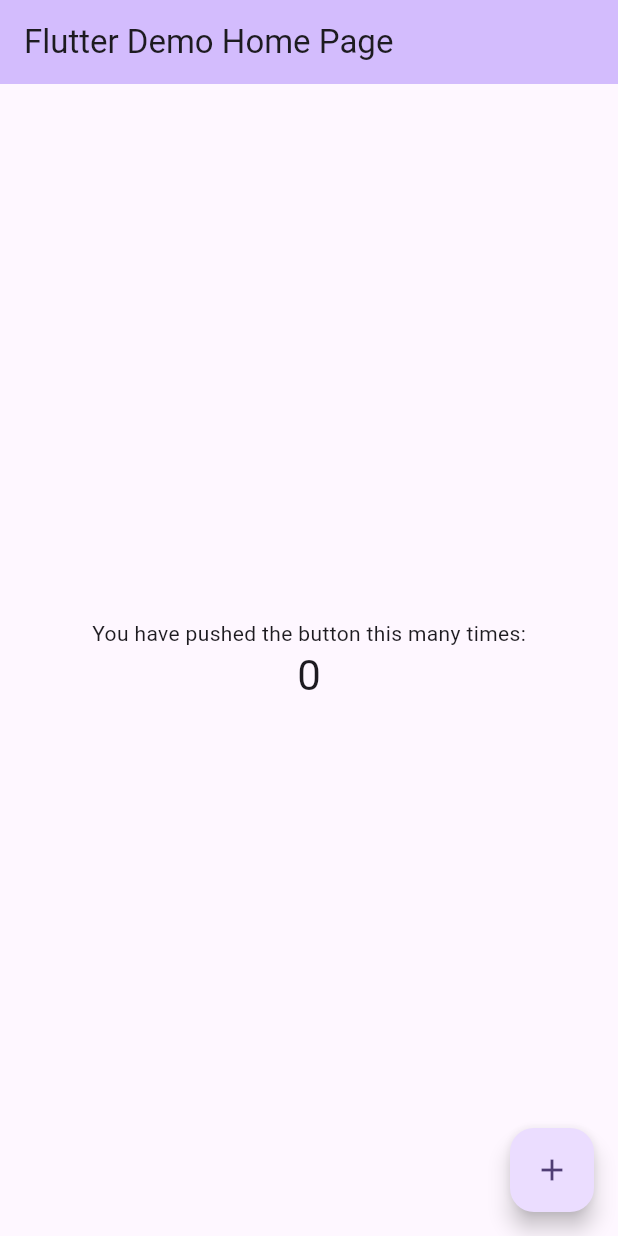
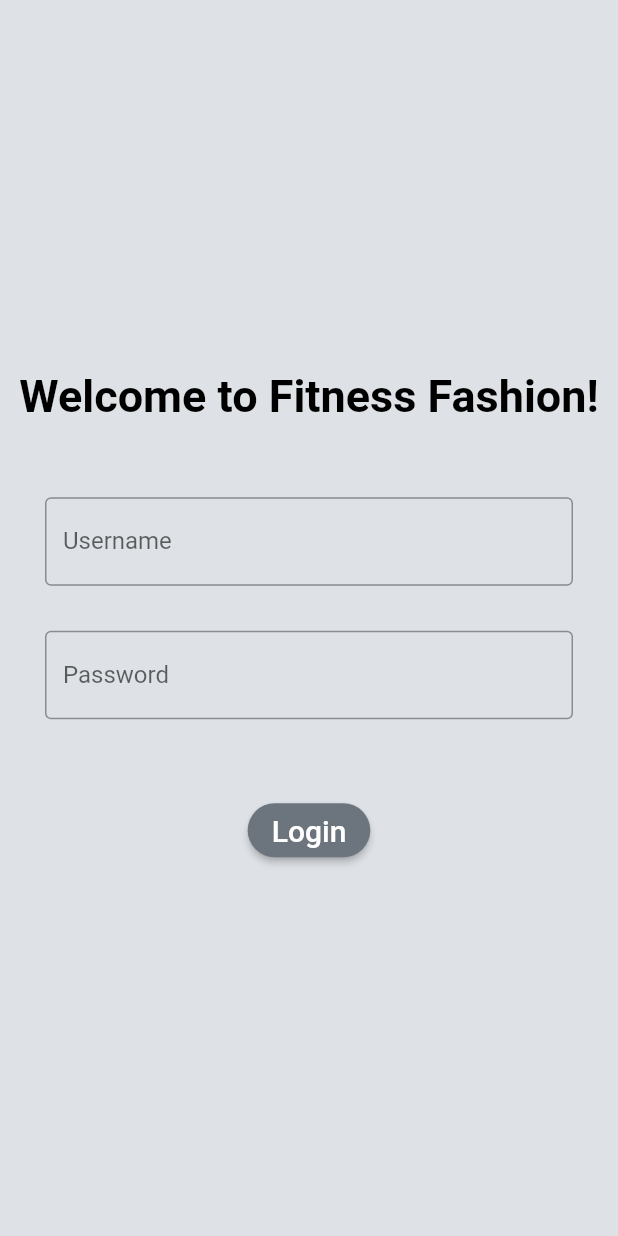
Before and after one commit to NureSosnytskyiAndrii/FitnessFashion, a Flutter app: the screen it shows after launch, on a phone screen of 412 x 824 dp. Run offline on Flutter 3.47's test engine with Material 2 defaults, Android fonts, the phone set to English and light mode, and no system bars.

Commit message:
small changes

```diff
--- a/mobile/fitness_fashion_mobile/lib/main.dart
+++ b/mobile/fitness_fashion_mobile/lib/main.dart
@@ -1,125 +1,17 @@
 import 'package:flutter/material.dart';
+import 'reg.dart';
 
 void main() {
-  runApp(const MyApp());
+  runApp(MyApp());
 }
 
 class MyApp extends StatelessWidget {
-  const MyApp({super.key});
-
-  // This widget is the root of your application.
   @override
   Widget build(BuildContext context) {
     return MaterialApp(
-      title: 'Flutter Demo',
-      theme: ThemeData(
-        // This is the theme of your application.
-        //
-        // TRY THIS: Try running your application with "flutter run". You'll see
-        // the application has a blue toolbar. Then, without quitting the app,
-        // try changing the seedColor in the colorScheme below to Colors.green
-        // and then invoke "hot reload" (save your changes or press the "hot
-        // reload" button in a Flutter-supported IDE, or press "r" if you used
-        // the command line to start the app).
-        //
-        // Notice that the counter didn't reset back to zero; the application
-        // state is not lost during the reload. To reset the state, use hot
-        // restart instead.
-        //
-        // This works for code too, not just values: Most code changes can be
-        // tested with just a hot reload.
-        colorScheme: ColorScheme.fromSeed(seedColor: Colors.deepPurple),
-        useMaterial3: true,
-      ),
-      home: const MyHomePage(title: 'Flutter Demo Home Page'),
+        debugShowCheckedModeBanner: false,
+      title: 'Fitness Fashion',
+      home: RegistrationPage(),
     );
   }
 }
-
-class MyHomePage extends StatefulWidget {
-  const MyHomePage({super.key, required this.title});
-
-  // This widget is the home page of your application. It is stateful, meaning
-  // that it has a State object (defined below) that contains fields that affect
-  // how it looks.
-
-  // This class is the configuration for the state. It holds the values (in this
-  // case the title) provided by the parent (in this case the App widget) and
-  // used by the build method of the State. Fields in a Widget subclass are
-  // always marked "final".
-
-  final String title;
-
-  @override
-  State<MyHomePage> createState() => _MyHomePageState();
-}
-
-class _MyHomePageState extends State<MyHomePage> {
-  int _counter = 0;
-
-  void _incrementCounter() {
-    setState(() {
-      // This call to setState tells the Flutter framework that something has
-      // changed in this State, which causes it to rerun the build method below
-      // so that the display can reflect the updated values. If we changed
-      // _counter without calling setState(), then the build method would not be
-      // called again, and so nothing would appear to happen.
-      _counter++;
-    });
-  }
-
-  @override
-  Widget build(BuildContext context) {
-    // This method is rerun every time setState is called, for instance as done
-    // by the _incrementCounter method above.
-    //
-    // The Flutter framework has been optimized to make rerunning build methods
-    // fast, so that you can just rebuild anything that needs updating rather
-    // than having to individually change instances of widgets.
-    return Scaffold(
-      appBar: AppBar(
-        // TRY THIS: Try changing the color here to a specific color (to
-        // Colors.amber, perhaps?) and trigger a hot reload to see the AppBar
-        // change color while the other colors stay the same.
-        backgroundColor: Theme.of(context).colorScheme.inversePrimary,
-        // Here we take the value from the MyHomePage object that was created by
-        // the App.build method, and use it to set our appbar title.
-        title: Text(widget.title),
-      ),
-      body: Center(
-        // Center is a layout widget. It takes a single child and positions it
-        // in the middle of the parent.
-        child: Column(
-          // Column is also a layout widget. It takes a list of children and
-          // arranges them vertically. By default, it sizes itself to fit its
-          // children horizontally, and tries to be as tall as its parent.
-          //
-          // Column has various properties to control how it sizes itself and
-          // how it positions its children. Here we use mainAxisAlignment to
-          // center the children vertically; the main axis here is the vertical
-          // axis because Columns are vertical (the cross axis would be
-          // horizontal).
-          //
-          // TRY THIS: Invoke "debug painting" (choose the "Toggle Debug Paint"
-          // action in the IDE, or press "p" in the console), to see the
-          // wireframe for each widget.
-          mainAxisAlignment: MainAxisAlignment.center,
-          children: <Widget>[
-            const Text(
-              'You have pushed the button this many times:',
-            ),
-            Text(
-              '$_counter',
-              style: Theme.of(context).textTheme.headlineMedium,
-            ),
-          ],
-        ),
-      ),
-      floatingActionButton: FloatingActionButton(
-        onPressed: _incrementCounter,
-        tooltip: 'Increment',
-        child: const Icon(Icons.add),
-      ), // This trailing comma makes auto-formatting nicer for build methods.
-    );
-  }
-}
--- a/mobile/fitness_fashion_mobile/lib/reg.dart
+++ b/mobile/fitness_fashion_mobile/lib/reg.dart
@@ -0,0 +1,106 @@
+import 'package:flutter/material.dart';
+import 'home.dart';
+
+class RegistrationPage extends StatefulWidget {
+  @override
+  State<RegistrationPage> createState() => _RegistrationPageState();
+}
+
+
+class _RegistrationPageState extends State<RegistrationPage> {
+  final TextEditingController emailController = TextEditingController();
+
+  final TextEditingController passwordController = TextEditingController();
+
+  @override
+  Widget build(BuildContext context) {
+    return Scaffold(
+      backgroundColor: const Color(0xffDEE2E6),
+      body: Column(
+        mainAxisAlignment: MainAxisAlignment.center,
+        children: [
+          const Text(
+            'Welcome to Fitness Fashion!',
+            style: TextStyle(
+              fontSize: 30,
+              fontWeight: FontWeight.bold,
+              color: Colors.black,
+            ),
+          ),
+          const SizedBox(height: 50),
+          Padding(
+            padding: EdgeInsets.symmetric(horizontal: 30),
+            child: TextField(
+              decoration: InputDecoration(
+                labelText: 'Username',
+                border: OutlineInputBorder(),
+              ),
+              controller: emailController,
+            ),
+          ),
+          const SizedBox(height: 30),
+          Padding(
+            padding: EdgeInsets.symmetric(horizontal: 30),
+            child: TextField(
+              decoration: InputDecoration(
+                labelText: 'Password',
+                border: OutlineInputBorder(),
+              ),
+              controller: passwordController,
+            ),
+          ),
+          const SizedBox(height: 50),
+          ElevatedButton(
+            onPressed: () {
+              final isLoggedIn = true;
+              if (isLoggedIn) {
+                Navigator.push(
+                  context,
+                  MaterialPageRoute(builder: (context) => HomePage()),
+                );
+              } else {
+                  showWrongDialog(context);
+              }
+            },
+            style: ElevatedButton.styleFrom(
+              foregroundColor: Colors.white,
+              backgroundColor: const Color(0xff6C757D),
+              shape: RoundedRectangleBorder(
+                borderRadius: BorderRadius.circular(30),
+              ),
+            ),
+            child: const Text(
+              'Login',
+              style: TextStyle(fontSize: 20),
+            ),
+          ),
+        ],
+      ),
+    );
+  }
+
+  Future<String?> showWrongDialog(BuildContext context) {
+    return showDialog<String>(
+                  context: context,
+                  builder: (BuildContext context) => Dialog(
+                    child: Padding(
+                      padding: const EdgeInsets.all(8.0),
+                      child: Column(
+                        mainAxisSize: MainAxisSize.min,
+                        mainAxisAlignment: MainAxisAlignment.center,
+                        children: <Widget>[
+                          const Text('Wrong login or password'),
+                          const SizedBox(height: 15),
+                          TextButton(
+                            onPressed: () {
+                              Navigator.pop(context);
+                            },
+                            child: const Text('Close'),
+                          ),
+                        ],
+                      ),
+                    ),
+                  ),
+                );
+  }
+}
```
Also changed, not shown: mobile/fitness_fashion_mobile/lib/exersice.dart (+53 -0 lines), mobile/fitness_fashion_mobile/lib/home.dart (added, +146 -0 lines), mobile/fitness_fashion_mobile/pubspec.yaml (+10 -5 lines), mobile/fitness_fashion_mobile/assets/images/exercise_logo.png (added), mobile/fitness_fashion_mobile/assets/images/notifications_logo.png (added), mobile/fitness_fashion_mobile/assets/images/tips_logo.png (added), mobile/fitness_fashion_mobile/assets/images/training_logo.png (added), mobile/fitness_fashion_mobile/pubspec.lock, 1 other file.
